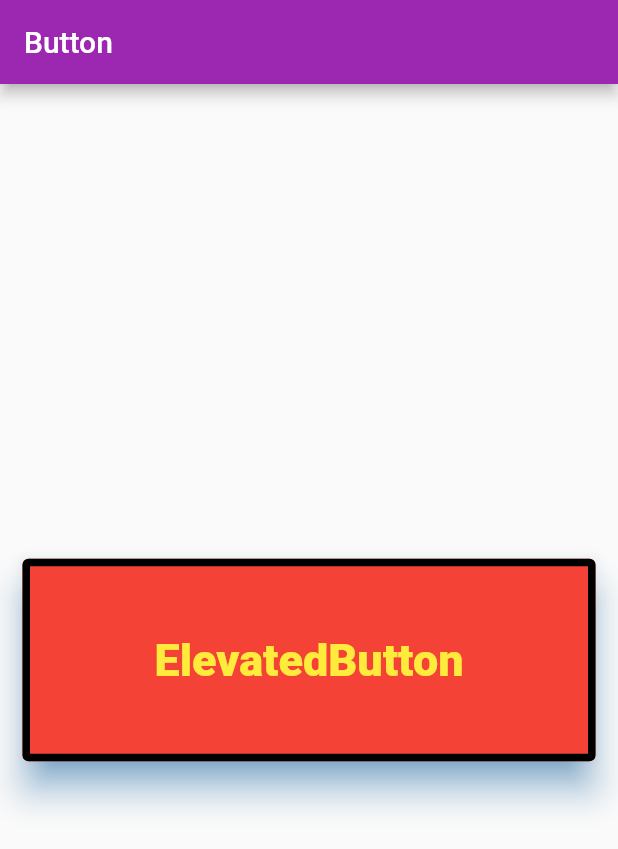
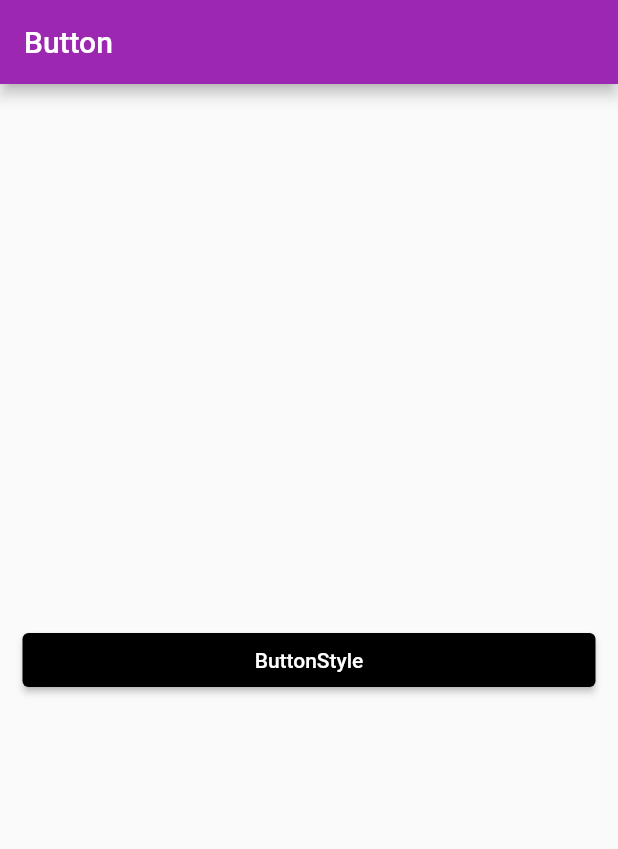
Before and after one commit to haruachm/Flutter-Study, a Flutter app: the screen it shows after launch, on a phone screen of 412 x 824 dp. Shown: the top 849 px of the screen. Run offline on Flutter 3.47's test engine with Material 2 defaults, Android fonts, the phone set to English and light mode, and no system bars.

Commit message:
Study: Button MaterialStateProperty

```diff
--- a/lib/screen/home_screen.dart
+++ b/lib/screen/home_screen.dart
@@ -20,27 +20,26 @@ class HomeScreen extends StatelessWidget {
           children: [
             ElevatedButton(
               onPressed: () {},
-              style: ElevatedButton.styleFrom(
-                // 글자 배경색 설정
-                backgroundColor: Colors.red,
-                // 글자 색상 및 애니메이션 색 설정
-                foregroundColor: Colors.yellow,
-                // 글자 그림자 설정
-                shadowColor: Colors.blue,
-                // 글자 3D 입체감 높이
-                elevation: 10.0,
-                textStyle: TextStyle(
-                  fontWeight: FontWeight.w900,
-                  fontSize: 30.0,
-                ),
-                padding: EdgeInsets.all(50.0),
-                side: BorderSide(
-                  color: Colors.black,
-                  width: 5.0,
-                ),
-              ),
-              child: Text('ElevatedButton'),
-            ),
+              style: ButtonStyle(backgroundColor:
+                  MaterialStateProperty.resolveWith(
+                      (Set<MaterialState> states) {
+                if (states.contains(MaterialState.pressed)) {
+                  return Colors.green;
+                }
+                return Colors.black;
+              }), foregroundColor: MaterialStateProperty.resolveWith(
+                  (Set<MaterialState> states) {
+                if (states.contains(MaterialState.pressed)) {
+                  return Colors.red;
+                }
+              }), padding: MaterialStateProperty.resolveWith(
+                  (Set<MaterialState> states) {
+                if (states.contains(MaterialState.pressed)) {
+                  return EdgeInsets.all(50.0);
+                }
+              })),
+              child: Text('ButtonStyle'),
+            )
           ],
         ),
       ),
```
Also changed, not shown: pubspec.lock.
